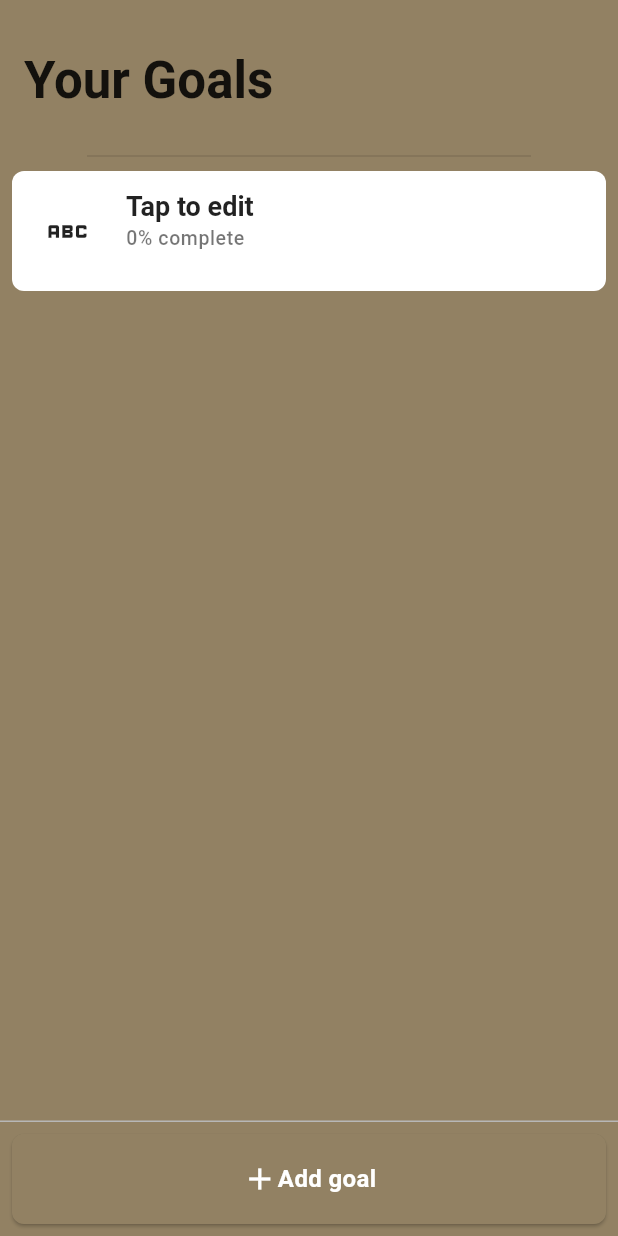
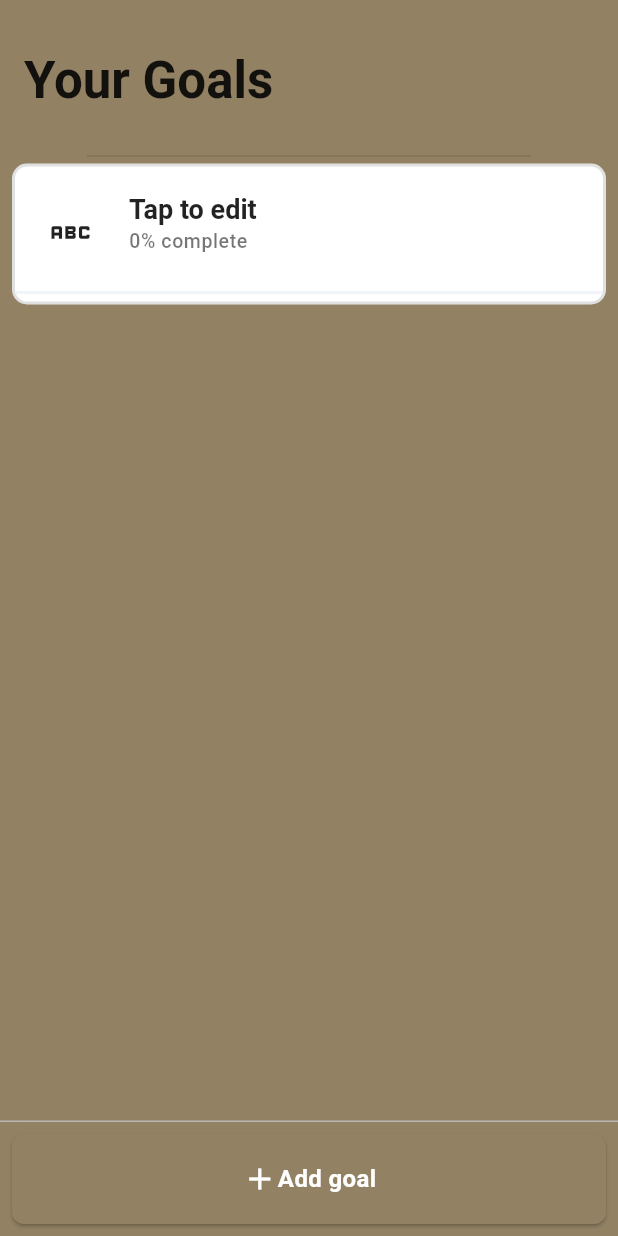
Before and after one commit to sankassio99/goals_tracker, a Flutter app: the screen it shows after launch, after a tap on "Add goal", on a phone screen of 412 x 824 dp. Run offline on Flutter 3.47's test engine with Material 2 defaults, Android fonts, the phone set to English and light mode, and no system bars; our stand-ins replace get, percent_indicator; Roboto replaces fonts that are missing (Poppins).

Commit message:
Layout improvments

```diff
--- a/lib/presentation/components/goal_card_widget.dart
+++ b/lib/presentation/components/goal_card_widget.dart
@@ -15,8 +15,12 @@ class GoalCardWidget extends StatelessWidget {
         height: 80,
         margin: const EdgeInsets.fromLTRB(0, 5, 0, 5),
         decoration: BoxDecoration(
-          color: Colors.white,
-          borderRadius: BorderRadius.circular(8),
+          border: Border(
+            bottom: BorderSide(
+              color: Theme.of(context).colorScheme.background,
+              width: 2.0,
+            ),
+          ),
         ),
         child: Padding(
           padding: const EdgeInsetsDirectional.fromSTEB(10, 0, 10, 10),
--- a/lib/presentation/pages/home_page_widget.dart
+++ b/lib/presentation/pages/home_page_widget.dart
@@ -39,11 +39,21 @@ class HomePageWidget extends StatelessWidget {
                   height: MediaQuery.of(context).size.height - 200,
                   child: SingleChildScrollView(
                     child: Obx(
-                      () => Column(
-                        children: controller.goalList
-                            .map(
-                                (goalModel) => GoalCardWidget(model: goalModel))
-                            .toList(),
+                      () => Container(
+                        decoration: BoxDecoration(
+                          border: Border.all(
+                            color: Colors.black12,
+                            width: 2.0,
+                          ),
+                          borderRadius: BorderRadius.circular(10),
+                          color: Colors.white,
+                        ),
+                        child: Column(
+                          children: controller.goalList
+                              .map((goalModel) =>
+                                  GoalCardWidget(model: goalModel))
+                              .toList(),
+                        ),
                       ),
                     ),
                   ),
```
